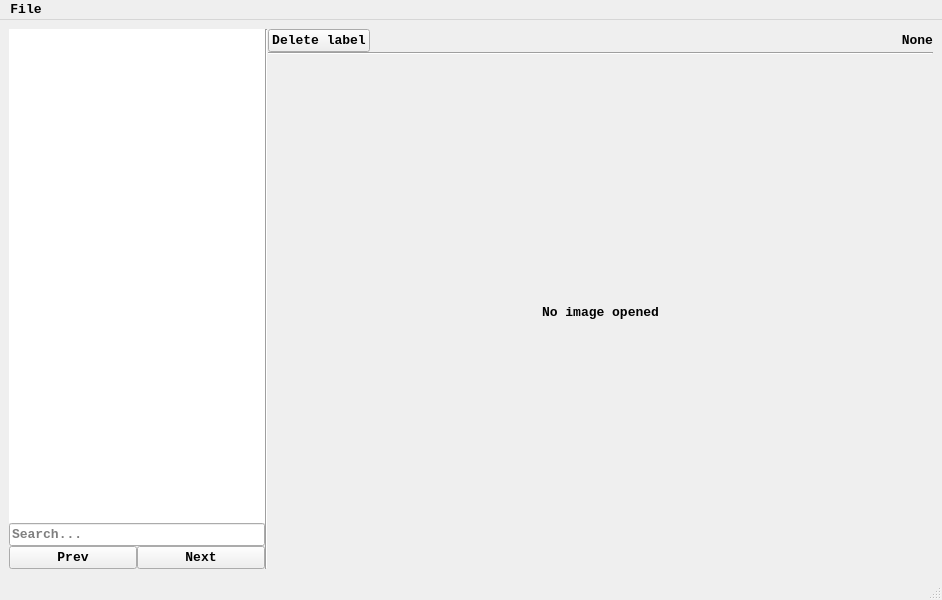
This is ui/main_window.ui in Garik-Mk/boo-anot as Qt 5 draws it before an edit. The edited form follows.
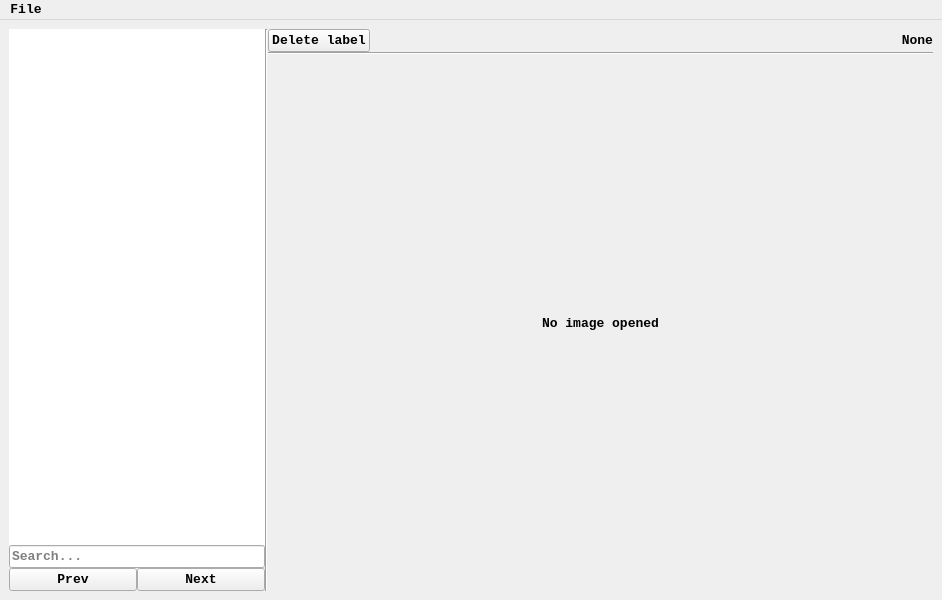
This is the edited form.

Commit message: added delete button and removed statusbar

The edit to the form file:
```diff
--- a/ui/main_window.ui
+++ b/ui/main_window.ui
@@ -150,7 +150,6 @@
    </widget>
    <addaction name="menuFile"/>
   </widget>
-  <widget class="QStatusBar" name="statusbar"/>
   <action name="actionOpen_Folder">
    <property name="text">
     <string>Open Data Folder</string>
```
Left out of the diff: 6 changed lines with no effect on the pictures. The commit also changes 1 other file.
